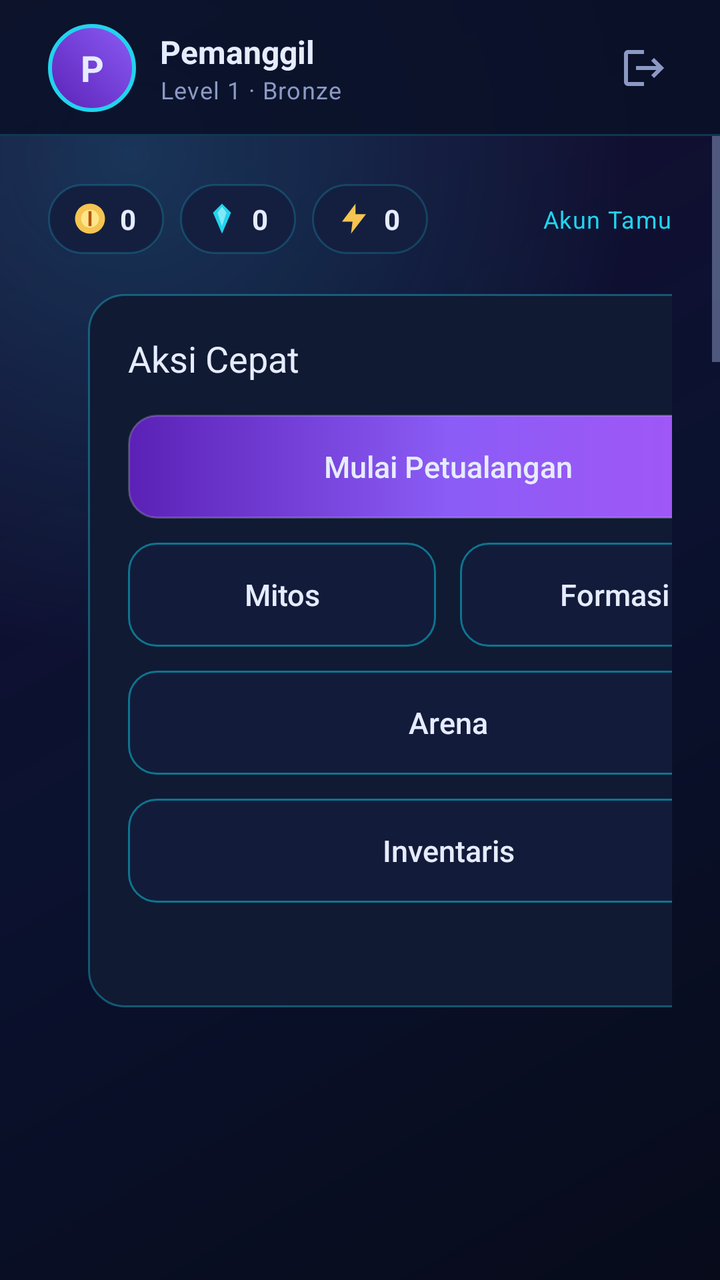
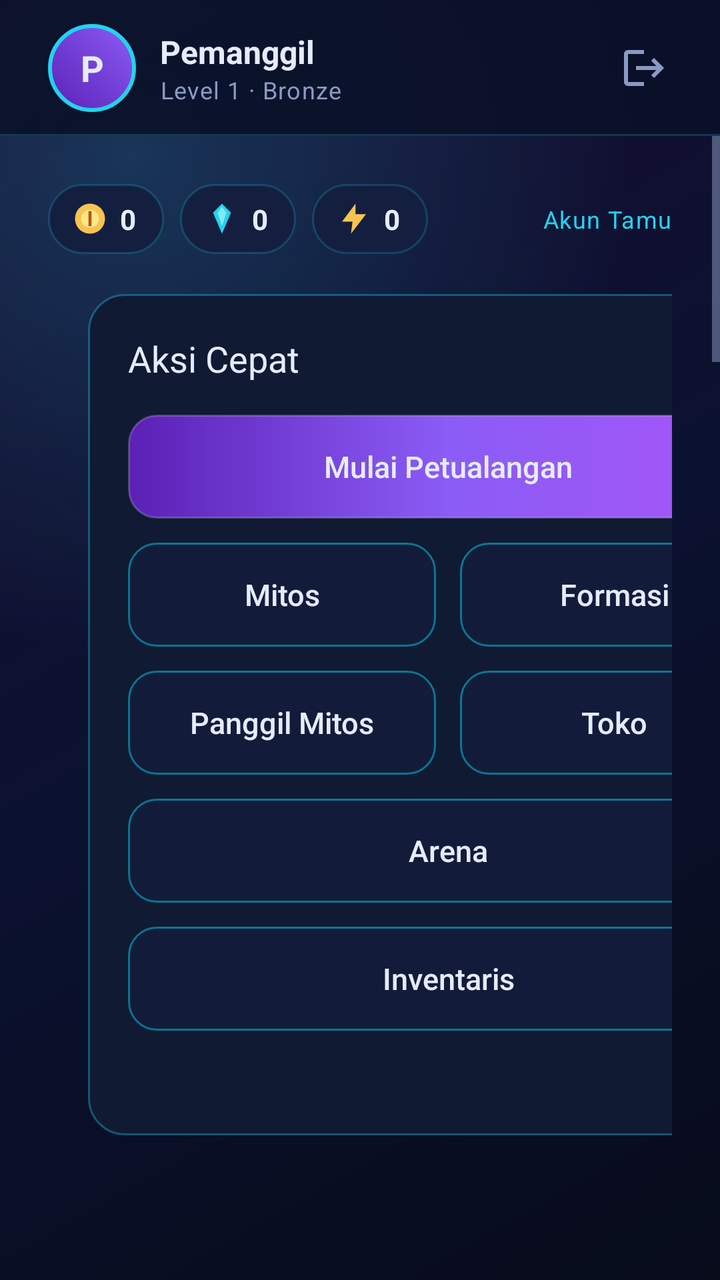

Two renders of the same Android screen: before a commit and after it. Below are the layout's source before the change and the commit's diff.
<!-- AndroidManifest.xml: activity theme Theme.TheMyth -->
<!-- res/layout/activity_home.xml -->
<?xml version="1.0" encoding="utf-8"?>
<androidx.constraintlayout.widget.ConstraintLayout xmlns:android="http://schemas.android.com/apk/res/android"
    xmlns:app="http://schemas.android.com/apk/res-auto"
    android:id="@+id/homeRoot"
    android:layout_width="match_parent"
    android:layout_height="match_parent"
    android:background="@drawable/bg_gradient">

    <LinearLayout
        android:id="@+id/topBar"
        android:layout_width="0dp"
        android:layout_height="68dp"
        android:background="@drawable/bg_topbar"
        android:gravity="center_vertical"
        android:orientation="horizontal"
        android:paddingStart="24dp"
        android:paddingEnd="16dp"
        app:layout_constraintEnd_toEndOf="parent"
        app:layout_constraintStart_toStartOf="parent"
        app:layout_constraintTop_toTopOf="parent">

        <TextView
            android:id="@+id/tvAvatar"
            android:layout_width="44dp"
            android:layout_height="44dp"
            android:background="@drawable/bg_avatar"
            android:gravity="center"
            android:text="@string/home_avatar_initial"
            android:textColor="@color/text_primary"
            android:textSize="18sp"
            android:textStyle="bold" />

        <LinearLayout
            android:layout_width="wrap_content"
            android:layout_height="wrap_content"
            android:layout_marginStart="12dp"
            android:orientation="vertical">

            <TextView
                android:id="@+id/tvUsername"
                android:layout_width="wrap_content"
                android:layout_height="wrap_content"
                android:text="@string/home_default_username"
                android:textColor="@color/text_primary"
                android:textSize="16sp"
                android:textStyle="bold" />

            <TextView
                android:id="@+id/tvLevel"
                android:layout_width="wrap_content"
                android:layout_height="wrap_content"
                android:text="@string/home_level_placeholder"
                android:textAppearance="@style/TextAppearance.TheMyth.Caption" />
        </LinearLayout>

        <Space
            android:layout_width="0dp"
            android:layout_height="1dp"
            android:layout_weight="1" />

        <ImageButton
            android:id="@+id/btnLogout"
            android:layout_width="44dp"
            android:layout_height="44dp"
            android:background="?attr/selectableItemBackgroundBorderless"
            android:contentDescription="@string/home_logout"
            android:padding="10dp"
            android:src="@drawable/ic_logout"
            app:tint="@color/text_muted" />
    </LinearLayout>

    <ScrollView
        android:id="@+id/contentScroll"
        android:layout_width="0dp"
        android:layout_height="0dp"
        android:clipToPadding="false"
        android:fillViewport="true"
        app:layout_constraintBottom_toBottomOf="parent"
        app:layout_constraintEnd_toEndOf="parent"
        app:layout_constraintStart_toStartOf="parent"
        app:layout_constraintTop_toBottomOf="@id/topBar">

        <LinearLayout
            android:layout_width="match_parent"
            android:layout_height="wrap_content"
            android:orientation="vertical"
            android:padding="24dp">

            <LinearLayout
                android:layout_width="match_parent"
                android:layout_height="wrap_content"
                android:gravity="center_vertical"
                android:orientation="horizontal">

                <LinearLayout
                    android:layout_width="wrap_content"
                    android:layout_height="wrap_content"
                    android:background="@drawable/bg_chip"
                    android:gravity="center_vertical"
                    android:orientation="horizontal"
                    android:paddingStart="12dp"
                    android:paddingTop="8dp"
                    android:paddingEnd="14dp"
                    android:paddingBottom="8dp">

                    <ImageView
                        android:layout_width="18dp"
                        android:layout_height="18dp"
                        android:contentDescription="@null"
                        android:src="@drawable/ic_coin" />

                    <TextView
                        android:id="@+id/tvCoin"
                        android:layout_width="wrap_content"
                        android:layout_height="wrap_content"
                        android:layout_marginStart="6dp"
                        android:text="@string/home_zero"
                        android:textColor="@color/text_primary"
                        android:textSize="14sp"
                        android:textStyle="bold" />
                </LinearLayout>

                <LinearLayout
                    android:layout_width="wrap_content"
                    android:layout_height="wrap_content"
                    android:layout_marginStart="8dp"
                    android:background="@drawable/bg_chip"
                    android:gravity="center_vertical"
                    android:orientation="horizontal"
                    android:paddingStart="12dp"
                    android:paddingTop="8dp"
                    android:paddingEnd="14dp"
                    android:paddingBottom="8dp">

                    <ImageView
                        android:layout_width="18dp"
                        android:layout_height="18dp"
                        android:contentDescription="@null"
                        android:src="@drawable/ic_diamond" />

                    <TextView
                        android:id="@+id/tvDiamond"
                        android:layout_width="wrap_content"
                        android:layout_height="wrap_content"
                        android:layout_marginStart="6dp"
                        android:text="@string/home_zero"
                        android:textColor="@color/text_primary"
                        android:textSize="14sp"
                        android:textStyle="bold" />
                </LinearLayout>

                <LinearLayout
                    android:layout_width="wrap_content"
                    android:layout_height="wrap_content"
                    android:layout_marginStart="8dp"
                    android:background="@drawable/bg_chip"
                    android:gravity="center_vertical"
                    android:orientation="horizontal"
                    android:paddingStart="12dp"
                    android:paddingTop="8dp"
                    android:paddingEnd="14dp"
                    android:paddingBottom="8dp">

                    <ImageView
                        android:layout_width="18dp"
                        android:layout_height="18dp"
                        android:contentDescription="@null"
                        android:src="@drawable/ic_energy" />

                    <TextView
                        android:id="@+id/tvEnergy"
                        android:layout_width="wrap_content"
                        android:layout_height="wrap_content"
                        android:layout_marginStart="6dp"
                        android:text="@string/home_zero"
                        android:textColor="@color/text_primary"
                        android:textSize="14sp"
                        android:textStyle="bold" />
                </LinearLayout>

                <Space
                    android:layout_width="0dp"
                    android:layout_height="1dp"
                    android:layout_weight="1" />

                <TextView
                    android:id="@+id/tvAccountBadge"
                    android:layout_width="wrap_content"
                    android:layout_height="wrap_content"
                    android:text="@string/home_guest_badge"
                    android:textAppearance="@style/TextAppearance.TheMyth.Caption"
                    android:textColor="@color/cyan" />
            </LinearLayout>

            <LinearLayout
                android:layout_width="match_parent"
                android:layout_height="wrap_content"
                android:layout_marginTop="20dp"
                android:baselineAligned="false"
                android:orientation="horizontal">

                <LinearLayout
                    style="@style/Widget.TheMyth.Panel"
                    android:layout_width="0dp"
                    android:layout_height="wrap_content"
                    android:layout_weight="1"
                    android:orientation="vertical">

                    <TextView
                        android:layout_width="wrap_content"
                        android:layout_height="wrap_content"
                        android:text="@string/home_welcome"
                        android:textAppearance="@style/TextAppearance.TheMyth.Caption" />

                    <TextView
                        android:id="@+id/tvWelcomeName"
                        android:layout_width="match_parent"
                        android:layout_height="wrap_content"
                        android:layout_marginTop="4dp"
                        android:text="@string/home_default_username"
                        android:textAppearance="@style/TextAppearance.TheMyth.Title" />

                    <TextView
                        android:id="@+id/tvUid"
                        android:layout_width="wrap_content"
                        android:layout_height="wrap_content"
                        android:layout_marginTop="8dp"
                        android:background="?attr/selectableItemBackground"
                        android:paddingTop="4dp"
                        android:paddingBottom="4dp"
                        android:text="@string/home_uid_placeholder"
                        android:textAppearance="@style/TextAppearance.TheMyth.Caption" />

                    <View
                        android:layout_width="match_parent"
                        android:layout_height="1dp"
                        android:layout_marginTop="14dp"
                        android:background="@color/panel_elevated" />

                    <TextView
                        android:layout_width="wrap_content"
                        android:layout_height="wrap_content"
                        android:layout_marginTop="16dp"
                        android:text="@string/home_formation"
                        android:textAppearance="@style/TextAppearance.TheMyth.Caption" />

                    <TextView
                        android:id="@+id/tvFormation"
                        android:layout_width="match_parent"
                        android:layout_height="wrap_content"
                        android:layout_marginTop="4dp"
                        android:text="@string/home_formation_empty"
                        android:textColor="@color/text_primary"
                        android:textSize="16sp" />

                    <TextView
                        android:layout_width="wrap_content"
                        android:layout_height="wrap_content"
                        android:layout_marginTop="18dp"
                        android:letterSpacing="0.12"
                        android:text="@string/home_tip_title"
                        android:textColor="@color/cyan"
                        android:textSize="12sp"
                        android:textStyle="bold" />

                    <TextView
                        android:layout_width="match_parent"
                        android:layout_height="wrap_content"
                        android:layout_marginTop="4dp"
                        android:lineSpacingExtra="3dp"
                        android:text="@string/home_tip_body"
                        android:textAppearance="@style/TextAppearance.TheMyth.Caption" />

                    <ProgressBar
                        android:id="@+id/progressHome"
                        android:layout_width="28dp"
                        android:layout_height="28dp"
                        android:layout_marginTop="16dp"
                        android:indeterminateTint="@color/cyan" />

                    <TextView
                        android:id="@+id/tvHomeError"
                        android:layout_width="match_parent"
                        android:layout_height="wrap_content"
                        android:layout_marginTop="12dp"
                        android:textColor="@color/danger"
                        android:textSize="13sp"
                        android:visibility="gone" />

                    <androidx.appcompat.widget.AppCompatButton
                        android:id="@+id/btnRetry"
                        style="@style/Widget.TheMyth.Button.Secondary"
                        android:layout_width="wrap_content"
                        android:layout_height="wrap_content"
                        android:layout_marginTop="12dp"
                        android:paddingStart="20dp"
                        android:paddingEnd="20dp"
                        android:text="@string/home_retry"
                        android:visibility="gone" />
                </LinearLayout>

                <LinearLayout
                    style="@style/Widget.TheMyth.Panel"
                    android:layout_width="360dp"
                    android:layout_height="wrap_content"
                    android:layout_marginStart="20dp"
                    android:orientation="vertical">

                    <TextView
                        android:layout_width="wrap_content"
                        android:layout_height="wrap_content"
                        android:text="@string/home_actions"
                        android:textAppearance="@style/TextAppearance.TheMyth.Title"
                        android:textSize="18sp" />

                    <androidx.appcompat.widget.AppCompatButton
                        android:id="@+id/btnPlay"
                        style="@style/Widget.TheMyth.Button.Primary"
                        android:layout_width="match_parent"
                        android:layout_height="wrap_content"
                        android:layout_marginTop="16dp"
                        android:text="@string/home_play" />

                    <LinearLayout
                        android:layout_width="match_parent"
                        android:layout_height="wrap_content"
                        android:layout_marginTop="12dp"
                        android:orientation="horizontal">

                        <androidx.appcompat.widget.AppCompatButton
                            android:id="@+id/btnRoster"
                            style="@style/Widget.TheMyth.Button.Secondary"
                            android:layout_width="0dp"
                            android:layout_height="wrap_content"
                            android:layout_weight="1"
                            android:text="@string/home_roster" />

                        <androidx.appcompat.widget.AppCompatButton
                            android:id="@+id/btnFormation"
                            style="@style/Widget.TheMyth.Button.Secondary"
                            android:layout_width="0dp"
                            android:layout_height="wrap_content"
                            android:layout_marginStart="12dp"
                            android:layout_weight="1"
                            android:text="@string/home_formation_button" />
                    </LinearLayout>

                    <androidx.appcompat.widget.AppCompatButton
                        android:id="@+id/btnArena"
                        style="@style/Widget.TheMyth.Button.Secondary"
                        android:layout_width="match_parent"
                        android:layout_height="wrap_content"
                        android:layout_marginTop="12dp"
                        android:text="@string/home_arena" />

                    <androidx.appcompat.widget.AppCompatButton
                        android:id="@+id/btnInventory"
                        style="@style/Widget.TheMyth.Button.Secondary"
                        android:layout_width="match_parent"
                        android:layout_height="wrap_content"
                        android:layout_marginTop="12dp"
                        android:text="@string/home_inventory" />

                    <TextView
                        android:id="@+id/tvFooterVersion"
                        android:layout_width="wrap_content"
                        android:layout_height="wrap_content"
                        android:layout_marginTop="16dp"
                        android:textAppearance="@style/TextAppearance.TheMyth.Caption" />
                </LinearLayout>
            </LinearLayout>
        </LinearLayout>
    </ScrollView>

</androidx.constraintlayout.widget.ConstraintLayout>
<!-- resources referenced by this layout -->
<resources>
  <color name="cyan">#22D3EE</color>
  <color name="danger">#EF4444</color>
  <color name="panel_elevated">#16224A</color>
  <color name="text_muted">#8B9AC4</color>
  <color name="text_primary">#E6ECFF</color>
  <!-- drawable bg_avatar (drawable) -->
  <?xml version="1.0" encoding="utf-8"?>
  <shape xmlns:android="http://schemas.android.com/apk/res/android"
      android:shape="oval">
      <gradient
          android:angle="45"
          android:endColor="@color/purple"
          android:startColor="@color/purple_dark" />
      <stroke
          android:width="2dp"
          android:color="@color/cyan" />
  </shape>
  <!-- drawable bg_chip (drawable) -->
  <?xml version="1.0" encoding="utf-8"?>
  <shape xmlns:android="http://schemas.android.com/apk/res/android"
      android:shape="rectangle">
      <solid android:color="#141F3F" />
      <corners android:radius="100dp" />
      <stroke
          android:width="1dp"
          android:color="#3322D3EE" />
  </shape>
  <!-- drawable ic_energy (drawable) -->
  <?xml version="1.0" encoding="utf-8"?>
  <vector xmlns:android="http://schemas.android.com/apk/res/android"
      android:width="24dp"
      android:height="24dp"
      android:viewportWidth="24"
      android:viewportHeight="24">
      <path
          android:fillColor="#F5C451"
          android:pathData="M13,2 L4,14 H11 L10,22 L20,9 H13 Z" />
  </vector>
  <string name="home_actions">Aksi Cepat</string>
  <string name="home_arena">Arena</string>
  <string name="home_avatar_initial">P</string>
  <string name="home_default_username">Pemanggil</string>
  <string name="home_formation">Formasi saat ini</string>
  <string name="home_formation_button">Formasi</string>
  <string name="home_formation_empty">Belum ada Mitos</string>
  <string name="home_guest_badge">Akun Tamu</string>
  <string name="home_inventory">Inventaris</string>
  <string name="home_level_placeholder">Level 1 · Bronze</string>
  <string name="home_logout">Keluar</string>
  <string name="home_play">Mulai Petualangan</string>
  <string name="home_retry">Coba Lagi</string>
  <string name="home_roster">Mitos</string>
  <string name="home_tip_body">Tiga Mitos dengan elemen yang sama mendapat bonus sinergi. Cek formasi sebelum bertarung.</string>
  <string name="home_tip_title">Tips</string>
  <string name="home_uid_placeholder">UID -</string>
  <string name="home_welcome">Selamat datang,</string>
  <string name="home_zero">0</string>
  <style name="TextAppearance.TheMyth.Caption" parent="TextAppearance.AppCompat.Caption">
          <item name="android:textColor">@color/text_muted</item>
          <item name="android:textSize">12sp</item>
          <item name="android:letterSpacing">0.04</item>
      </style>
  <style name="TextAppearance.TheMyth.Title" parent="TextAppearance.AppCompat.Title">
          <item name="android:textColor">@color/text_primary</item>
          <item name="android:textSize">24sp</item>
          <item name="android:fontFamily">sans-serif-medium</item>
      </style>
  <style name="Widget.TheMyth.Panel" parent="">
          <item name="android:background">@drawable/bg_panel</item>
          <item name="android:padding">20dp</item>
      </style>
  <color name="purple">#8B5CF6</color>
  <color name="purple_dark">#5B21B6</color>
  <!-- drawable bg_panel (drawable) -->
  <?xml version="1.0" encoding="utf-8"?>
  <shape xmlns:android="http://schemas.android.com/apk/res/android"
      android:shape="rectangle">
      <solid android:color="@color/bg_panel" />
      <corners android:radius="18dp" />
      <stroke
          android:width="1dp"
          android:color="@color/stroke_glow" />
  </shape>
  <color name="bg_deep">#070B1A</color>
  <color name="bg_panel">#101A33</color>
  <color name="purple_light">#A855F7</color>
  <color name="cyan_dim">#0E7490</color>
  <color name="stroke_glow">#5922D3EE</color>
  <!-- unchanged entries left out for length: 10 -->
</resources>

<!-- the commit's change to res/layout/activity_home.xml (unified diff, before → after) -->
@@ -345,6 +345,30 @@
                             android:text="@string/home_formation_button" />
                     </LinearLayout>
 
+                    <LinearLayout
+                        android:layout_width="match_parent"
+                        android:layout_height="wrap_content"
+                        android:layout_marginTop="12dp"
+                        android:orientation="horizontal">
+
+                        <androidx.appcompat.widget.AppCompatButton
+                            android:id="@+id/btnSummon"
+                            style="@style/Widget.TheMyth.Button.Secondary"
+                            android:layout_width="0dp"
+                            android:layout_height="wrap_content"
+                            android:layout_weight="1"
+                            android:text="@string/home_summon" />
+
+                        <androidx.appcompat.widget.AppCompatButton
+                            android:id="@+id/btnShop"
+                            style="@style/Widget.TheMyth.Button.Secondary"
+                            android:layout_width="0dp"
+                            android:layout_height="wrap_content"
+                            android:layout_marginStart="12dp"
+                            android:layout_weight="1"
+                            android:text="@string/home_shop" />
+                    </LinearLayout>
+
                     <androidx.appcompat.widget.AppCompatButton
                         android:id="@+id/btnArena"
                         style="@style/Widget.TheMyth.Button.Secondary"
<!-- resource entries referenced after the edit -->
@@ -52,6 +52,8 @@
   <string name="home_play">Mulai Petualangan</string>
   <string name="home_retry">Coba Lagi</string>
   <string name="home_roster">Mitos</string>
+  <string name="home_shop">Toko</string>
+  <string name="home_summon">Panggil Mitos</string>
   <string name="home_tip_body">Tiga Mitos dengan elemen yang sama mendapat bonus sinergi. Cek formasi sebelum bertarung.</string>
   <string name="home_tip_title">Tips</string>
   <string name="home_uid_placeholder">UID -</string>
